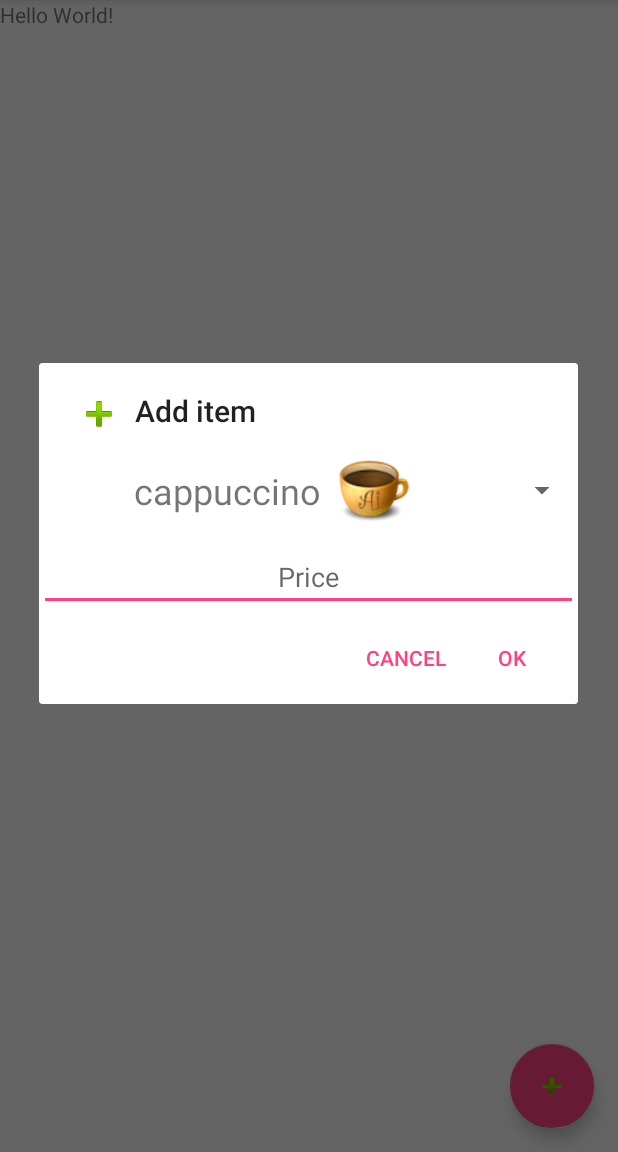
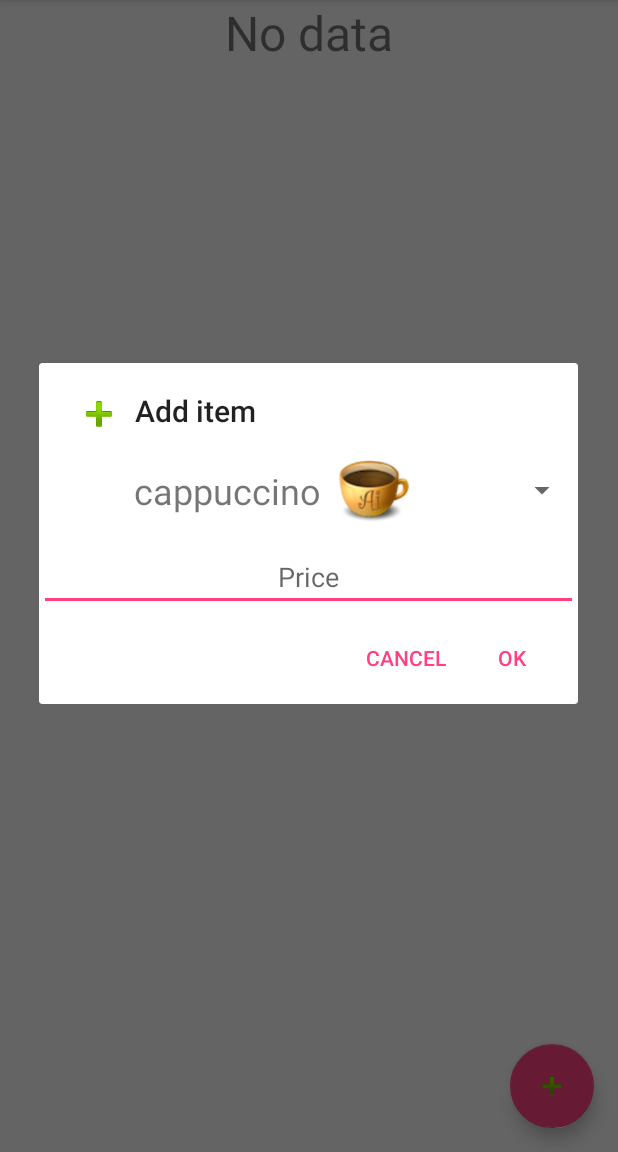
Before and after one commit to tonyhsu0822/android135, an Android app: the screen it shows after launch (MainActivity), after a tap on an icon or button, on a phone screen of 412 x 824 dp, the part 84-1236 px from its top. Run offline under Robolectric (Android 15) with nearby library versions, the phone set to English and light mode, and no system bars.

Commit message:
2018/8/3 19:00 update Lab12 @ Gjun

```diff
--- /dev/null
+++ b/Lab12_Spinner/app/src/main/java/com/example/student/lab12_spinner/Coffee.java
@@ -0,0 +1,67 @@
+package com.example.student.lab12_spinner;
+
+public class Coffee {
+
+    private static int[] coffeeImages = {
+            R.drawable.coffee_cappuccino,
+            R.drawable.coffee_latte,
+            R.drawable.coffee_macchiato,
+            R.drawable.coffee_mocha
+    };
+
+    private static String[] coffeeNames = {
+            "cappuccino",
+            "latte",
+            "macchiato",
+            "mocha"
+    };
+
+    private static Coffee[] coffeeSamples = new Coffee[4];
+
+    static {
+        for(int i = 0; i < coffeeImages.length; i++){
+            coffeeSamples[i] = new Coffee(coffeeImages[i], coffeeNames[i]);
+        }
+    }
+
+    public static Coffee[] getCoffeeSamples(){
+        return coffeeSamples;
+    }
+
+    public static Coffee getCoffeeSampleOf(int i) {
+        return coffeeSamples[i];
+    }
+// static coffee samples
+//==================================================
+// non-static
+
+    private int mImageId;
+    private String mName;
+    private int mPrice;
+
+    // constructor for coffee samples, with illegal price
+    private Coffee(int image, String name){
+        mImageId = image;
+        mName = name;
+        mPrice = -1;
+    }
+
+    // construct with a coffee sample
+    Coffee(Coffee coffee, int price){
+        mImageId = coffee.getImageId();
+        mName = coffee.getName();
+        mPrice = price;
+    }
+
+    public int getImageId() {
+        return mImageId;
+    }
+
+    public String getName() {
+        return mName;
+    }
+
+    public int getPrice(){
+        return mPrice;
+    }
+}
--- a/Lab12_Spinner/app/src/main/java/com/example/student/lab12_spinner/MainActivity.java
+++ b/Lab12_Spinner/app/src/main/java/com/example/student/lab12_spinner/MainActivity.java
@@ -2,14 +2,21 @@ package com.example.student.lab12_spinner;
 
 import android.os.Bundle;
 import android.support.design.widget.FloatingActionButton;
-import android.support.design.widget.Snackbar;
 import android.support.v7.app.AppCompatActivity;
 import android.support.v7.widget.Toolbar;
 import android.view.View;
 import android.view.Menu;
 import android.view.MenuItem;
+import android.widget.ListView;
 
-public class MainActivity extends AppCompatActivity {
+import java.util.ArrayList;
+
+public class MainActivity extends AppCompatActivity
+                implements MyDialogFragment.CoffeeInterface {
+
+//    private ListView mCoffeeList;
+    private MyListAdapter mAdapter;
+    private ArrayList<Coffee> mCoffeeList;
 
     @Override
     protected void onCreate(Bundle savedInstanceState) {
@@ -25,6 +32,28 @@ public class MainActivity extends AppCompatActivity {
                 new MyDialogFragment().show(getSupportFragmentManager(), "tag");
             }
         });
+
+        mCoffeeList = new ArrayList<>();
+//        initView();
+        initListView();
+    }
+
+//    private void initView(){
+//
+//    }
+
+    private void initListView(){
+        ListView listView = findViewById(R.id.main_list_view);
+        mAdapter = new MyListAdapter(this, mCoffeeList);
+        listView.setAdapter(mAdapter);
+        listView.setEmptyView(findViewById(R.id.tv_empty));
+        // TODO setOnItemClickListener
+    }
+
+    @Override
+    public void addCoffee(Coffee coffee) {
+        mCoffeeList.add(coffee);
+        mAdapter.notifyDataSetChanged();
     }
 
     @Override
--- a/Lab12_Spinner/app/src/main/java/com/example/student/lab12_spinner/MyDialogFragment.java
+++ b/Lab12_Spinner/app/src/main/java/com/example/student/lab12_spinner/MyDialogFragment.java
@@ -1,6 +1,7 @@
 package com.example.student.lab12_spinner;
 
 
+import android.app.Activity;
 import android.app.Dialog;
 import android.content.DialogInterface;
 import android.os.Bundle;
@@ -8,11 +9,11 @@ import android.support.annotation.NonNull;
 import android.support.v4.app.DialogFragment;
 import android.support.v4.app.Fragment;
 import android.support.v7.app.AlertDialog;
-import android.view.LayoutInflater;
 import android.view.View;
-import android.view.ViewGroup;
+import android.widget.AdapterView;
 import android.widget.EditText;
 import android.widget.Spinner;
+import android.widget.Toast;
 
 
 /**
@@ -24,22 +25,23 @@ public class MyDialogFragment extends DialogFragment {
     private EditText et_price;
     private MySpinnerAdapter mAdapter;
 
+    // TODO initialize default selected coffee
+    private Coffee mSelectedCoffeeSample;
+
     public MyDialogFragment() {
         // Required empty public constructor
     }
 
-//    @Override
-//    public View onCreateView(LayoutInflater inflater, ViewGroup container,
-//                             Bundle savedInstanceState) {
-//        // Inflate the layout for this fragment
-//        return inflater.inflate(R.layout.fragment_my_dialog, container, false);
-//    }
+    interface CoffeeInterface {
+        void addCoffee(Coffee coffee);
+    }
 
     @NonNull
     @Override
     public Dialog onCreateDialog(Bundle savedInstanceState) {
 
-        View view = getActivity().getLayoutInflater().inflate(R.layout.fragment_my_dialog, null);
+        final Activity activity = getActivity();
+        View view = activity.getLayoutInflater().inflate(R.layout.fragment_my_dialog, null);
 
         initView(view);
         initSpinner();
@@ -51,15 +53,25 @@ public class MyDialogFragment extends DialogFragment {
                 .setPositiveButton("OK", new DialogInterface.OnClickListener(){
                     @Override
                     public void onClick(DialogInterface dialog, int which) {
+                        String strPrice = et_price.getText().toString();
+                        try {
+                            int price = Integer.parseInt(strPrice);
+                            if(activity instanceof CoffeeInterface){
+                                Coffee coffee = new Coffee(mSelectedCoffeeSample, price);
+                                ((CoffeeInterface) activity).addCoffee(coffee);
+                            }
+                        } catch (NumberFormatException e) {
+                            Toast.makeText(activity,
+                                    "Illegal or empty price", Toast.LENGTH_LONG).show();
 
+                            // dialog close after button clicked
+//                            et_price.setHint("Illegal price");
+//                            et_price.setBackgroundColor(
+//                                              getResources().getColor(R.color.red));
+                        }
                     }
                 })
-                .setNegativeButton("Cancel", new DialogInterface.OnClickListener() {
-                    @Override
-                    public void onClick(DialogInterface dialog, int which) {
-
-                    }
-                });
+                .setNegativeButton("Cancel", null);
 
         return builder.create();
     }
@@ -72,6 +84,17 @@ public class MyDialogFragment extends DialogFragment {
     private void initSpinner() {
         mAdapter = new MySpinnerAdapter(getActivity());
         spinner.setAdapter(mAdapter);
+        spinner.setOnItemSelectedListener(new AdapterView.OnItemSelectedListener() {
+            @Override
+            public void onItemSelected(AdapterView<?> parent, View view, int position, long id) {
+                mSelectedCoffeeSample = Coffee.getCoffeeSampleOf(position);
+            }
 
+            // TODO what is this?
+            @Override
+            public void onNothingSelected(AdapterView<?> parent) {
+                mSelectedCoffeeSample = Coffee.getCoffeeSampleOf(0);
+            }
+        });
     }
 }
--- /dev/null
+++ b/Lab12_Spinner/app/src/main/java/com/example/student/lab12_spinner/MyListAdapter.java
@@ -0,0 +1,54 @@
+package com.example.student.lab12_spinner;
+
+import android.app.Activity;
+import android.view.View;
+import android.view.ViewGroup;
+import android.widget.BaseAdapter;
+import android.widget.ImageView;
+import android.widget.TextView;
+
+import java.util.ArrayList;
+
+public class MyListAdapter extends BaseAdapter {
+
+    private ArrayList<Coffee> mCoffeeList;
+    private Activity mActivity;
+
+    public MyListAdapter(Activity activity, ArrayList<Coffee> coffeeList){
+        mActivity = activity;
+        mCoffeeList = coffeeList;
+    }
+
+    @Override
+    public int getCount() {
+        return mCoffeeList.size();
+    }
+
+    @Override
+    public Object getItem(int position) {
+        return null;
+    }
+
+    @Override
+    public long getItemId(int position) {
+        return 0;
+    }
+
+    @Override
+    public View getView(int i, View convertView, ViewGroup parent) {
+        View v = mActivity.getLayoutInflater()
+                            .inflate(R.layout.layout_main_listview, null);
+
+        Coffee coffee = mCoffeeList.get(i);
+
+        TextView tv_name = v.findViewById(R.id.coffee_name);
+        tv_name.setText(coffee.getName());
+        ImageView iv = v.findViewById(R.id.coffee_image);
+        iv.setImageResource(coffee.getImageId());
+        TextView tv_price = v.findViewById(R.id.coffee_price);
+        String priceNotation = "$" + String.valueOf(coffee.getPrice());
+        tv_price.setText(priceNotation);
+
+        return v;
+    }
+}
--- a/Lab12_Spinner/app/src/main/java/com/example/student/lab12_spinner/MySpinnerAdapter.java
+++ b/Lab12_Spinner/app/src/main/java/com/example/student/lab12_spinner/MySpinnerAdapter.java
@@ -1,28 +1,34 @@
 package com.example.student.lab12_spinner;
 
 import android.app.Activity;
-import android.content.res.TypedArray;
 import android.view.View;
 import android.view.ViewGroup;
 import android.widget.BaseAdapter;
 import android.widget.ImageView;
 import android.widget.TextView;
 
+import java.util.ArrayList;
+import java.util.List;
+
 public class MySpinnerAdapter extends BaseAdapter {
 
     private Activity mActivity;
-    private TypedArray mCoffeeImages;
-    private String[] mCoffeeNames;
+    private Coffee[] mCoffeeSamples;
+//    private TypedArray mCoffeeImages;
+//    private String[] mCoffeeNames;
 
     public MySpinnerAdapter(Activity activity){
         mActivity = activity;
-        mCoffeeImages = activity.getResources().obtainTypedArray(R.array.coffee_drawables);
-        mCoffeeNames = activity.getResources().getStringArray(R.array.coffee_names);
+        mCoffeeSamples = Coffee.getCoffeeSamples();
+
+//        Resources resources = activity.getResources();
+//        mCoffeeImages = resources.obtainTypedArray(R.array.coffee_drawables);
+//        mCoffeeNames = resources.getStringArray(R.array.coffee_names);
     }
 
     @Override
     public int getCount() {
-        return mCoffeeImages.length();
+        return mCoffeeSamples.length;
     }
 
     @Override
@@ -35,14 +41,27 @@ public class MySpinnerAdapter extends BaseAdapter {
         return 0;
     }
 
+    private static List<View> viewHolder = new ArrayList<>();
+
     @Override
     public View getView(int i, View convertView, ViewGroup parent) {
-        View view = mActivity.getLayoutInflater().inflate(R.layout.layout_spinner, null);
+        View view;
+        view = mActivity.getLayoutInflater().inflate(R.layout.layout_spinner, null);
+//        if(i < viewHolder.size()){
+//            view = viewHolder.get(i);
+//        } else if (i == viewHolder.size()){
+//            view = mActivity.getLayoutInflater().inflate(R.layout.layout_spinner, null);
+//            viewHolder.add(view);
+//        } else {
+//            view = mActivity.getLayoutInflater().inflate(R.layout.layout_spinner, null);
+//        }
+
+        Coffee coffee = mCoffeeSamples[i];
 
         TextView tv = view.findViewById(R.id.tv_coffee_name);
-        tv.setText(mCoffeeNames[i]);
+        tv.setText(coffee.getName());
         ImageView iv = view.findViewById(R.id.iv_coffee_image);
-        iv.setImageDrawable(mCoffeeImages.getDrawable(i));
+        iv.setImageResource(coffee.getImageId());
 
         return view;
     }
--- a/Lab12_Spinner/app/src/main/res/layout/content_main.xml
+++ b/Lab12_Spinner/app/src/main/res/layout/content_main.xml
@@ -4,17 +4,22 @@
     xmlns:tools="http://schemas.android.com/tools"
     android:layout_width="match_parent"
     android:layout_height="match_parent"
+    android:orientation="vertical"
     app:layout_behavior="@string/appbar_scrolling_view_behavior"
     tools:context=".MainActivity"
     tools:showIn="@layout/activity_main">
 
+    <ListView
+        android:id="@+id/main_list_view"
+        android:layout_width="match_parent"
+        android:layout_height="match_parent"/>
+
     <TextView
+        android:id="@+id/tv_empty"
         android:layout_width="wrap_content"
         android:layout_height="wrap_content"
-        android:text="Hello World!"
-        app:layout_constraintBottom_toBottomOf="parent"
-        app:layout_constraintLeft_toLeftOf="parent"
-        app:layout_constraintRight_toRightOf="parent"
-        app:layout_constraintTop_toTopOf="parent" />
+        android:layout_gravity="center_horizontal"
+        android:text="No data"
+        android:textSize="32sp"/>
 
 </LinearLayout>
--- a/Lab12_Spinner/app/src/main/res/values/colors.xml
+++ b/Lab12_Spinner/app/src/main/res/values/colors.xml
@@ -3,4 +3,5 @@
     <color name="colorPrimary">#3F51B5</color>
     <color name="colorPrimaryDark">#303F9F</color>
     <color name="colorAccent">#FF4081</color>
+    <color name="red">#FF0000</color>
 </resources>
```
Also changed, not shown: Lab12_Spinner/app/src/main/res/layout/layout_main_listview.xml (added, +34 -0 lines).
